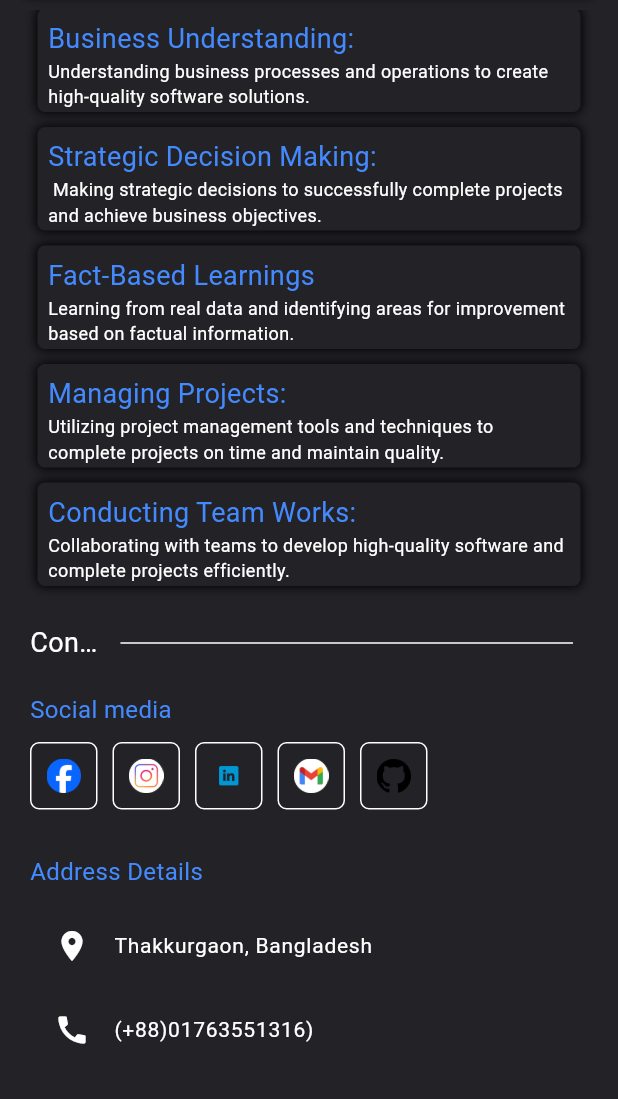
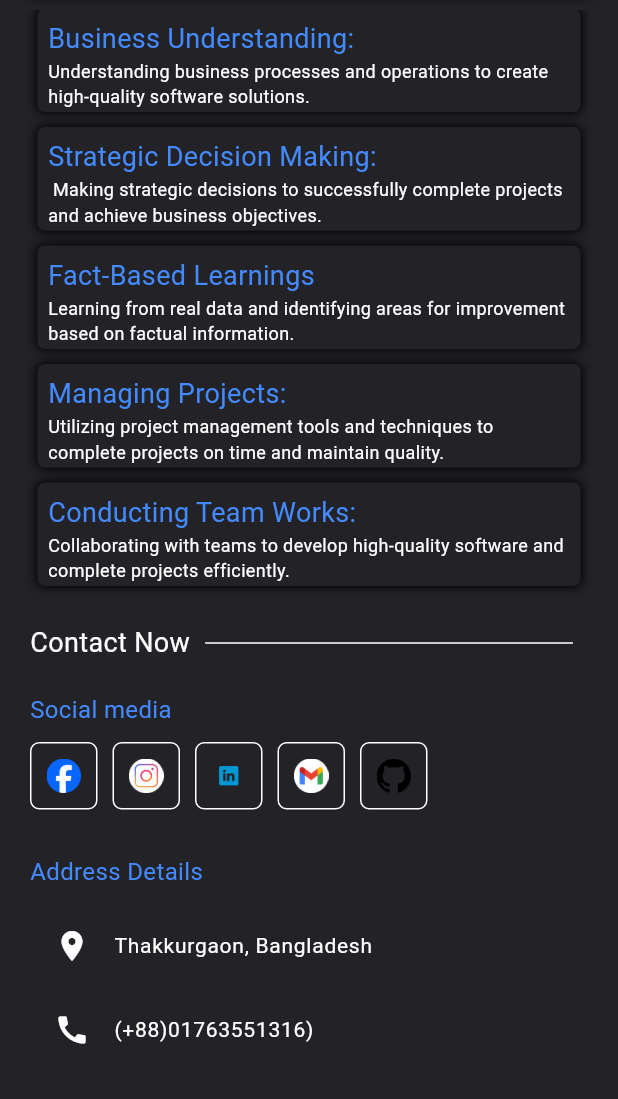
Before and after one commit to alazad214/my-portfolio, a Flutter app: the screen it shows after launch, scrolled down 1728 dp, on a phone screen of 412 x 824 dp, the part 137-1236 px from its top. Run offline on Flutter 3.47's test engine with Material 3 defaults, Android fonts, the phone set to English and light mode, and no system bars; our stand-ins replace flutter_screenutil, get; missing offline and left inert: hovering.

Commit message:
ui update

```diff
--- a/lib/section/contact/desktop_contact.dart
+++ b/lib/section/contact/desktop_contact.dart
@@ -76,7 +76,6 @@ class DesktopContact extends StatelessWidget {
                     fontsize: 16.0,
                     color: Colors.blueAccent,
                   ),
-                  const SizedBox(height: 10.0),
                   const ListTile(
                     title: CustomText2(
                       text: "Thakkurgaon, Bangladesh",
--- a/lib/widgets/custom_line.dart
+++ b/lib/widgets/custom_line.dart
@@ -17,16 +17,13 @@ class CustomLine extends StatelessWidget {
           padding: padding ?? const EdgeInsets.only(),
           child: Row(
             children: [
-              Expanded(
-                flex: textflex ?? 1,
-                child: Text(
+              Text(
                 text!,
                 overflow: TextOverflow.ellipsis,
                 maxLines: 1,
                 style: const TextStyle(
                   color: Colors.blueAccent,
                   fontSize: 18,
-                  ),
                 ),
               ),
               const SizedBox(
@@ -49,9 +46,7 @@ class CustomLine extends StatelessWidget {
           padding: padding ?? const EdgeInsets.only(),
           child: Row(
             children: [
-              Expanded(
-                flex: textflex ?? 1,
-                child: Text(
+              Text(
                 text!,
                 overflow: TextOverflow.ellipsis,
                 style: const TextStyle(
@@ -59,13 +54,12 @@ class CustomLine extends StatelessWidget {
                   fontSize: 18,
                 ),
               ),
-              ),
               const SizedBox(
                 width: 10,
               ),
               Expanded(
                 flex: lineflex ?? 6,
-                child: Divider(
+                child: const Divider(
                   color: Colors.white,
                 ),
               ),
--- a/lib/widgets/custom_text_1.dart
+++ b/lib/widgets/custom_text_1.dart
@@ -22,7 +22,7 @@ class CustomText1 extends StatelessWidget {
       maxLines: maxline,
       style: TextStyle(
         color: color ?? Colors.white,
-        fontSize: fontsize ?? 12, // Responsive font size
+        fontSize: fontsize ?? 12.0, // Responsive font size
       ),
     );
   }
```
Also changed, not shown: lib/pages/projects.dart (+22 -14 lines), lib/widgets/custom_button.dart (+5 -5 lines). Lines whose indentation alone changed are shown as unchanged.
